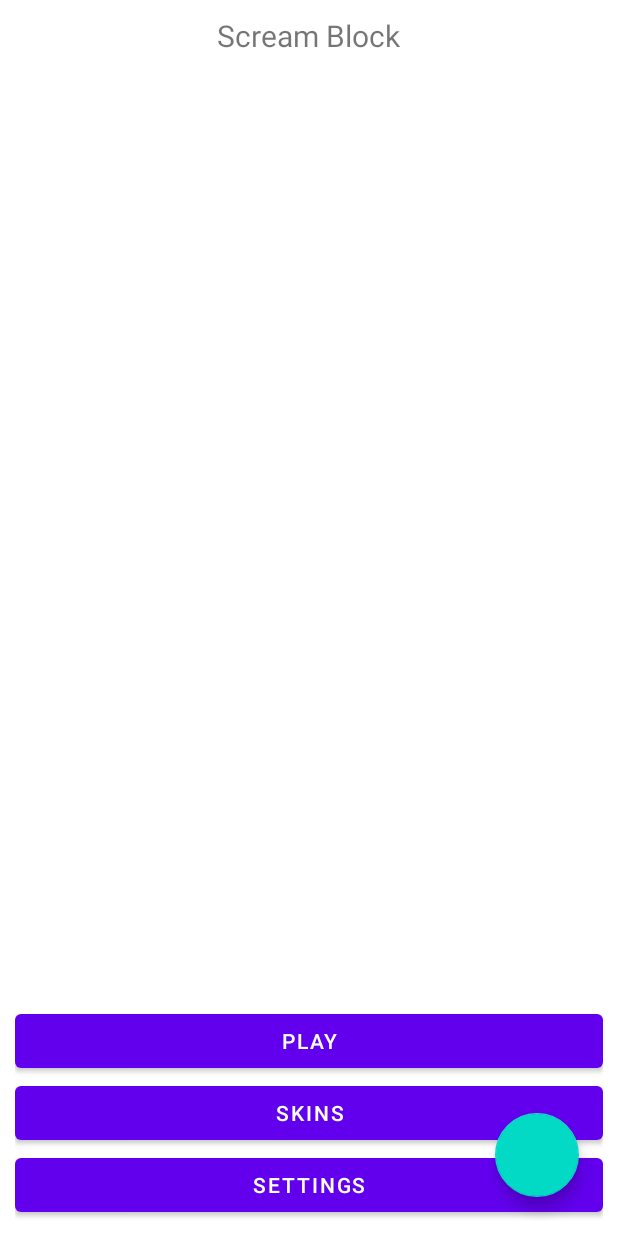
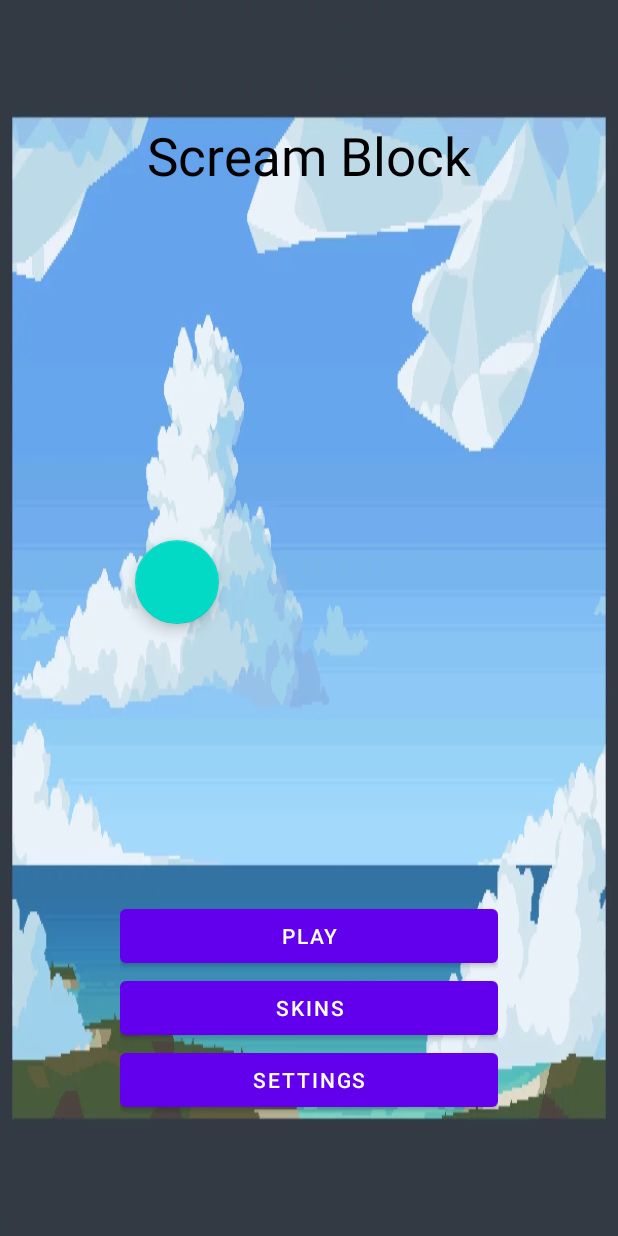
Before and after one commit to daigenburton/ec327, an Android app: the layout main.xml on its own in the app's theme, with its tools: preview values and no code run, on a phone screen of 412 x 824 dp. Run offline under Robolectric (Android 15) with nearby library versions, the phone set to English and light mode, and no system bars.

Commit message:
big changes to menu and level

```diff
--- a/app/src/main/res/layout/main.xml
+++ b/app/src/main/res/layout/main.xml
@@ -1,9 +1,9 @@
 <?xml version="1.0" encoding="utf-8"?>
-<RelativeLayout
-        xmlns:android="http://schemas.android.com/apk/res/android"
+<RelativeLayout xmlns:android="http://schemas.android.com/apk/res/android"
     android:layout_width="match_parent"
     android:layout_height="match_parent"
-        android:padding="10dp">
+    android:background="@drawable/background"
+    android:padding="80dp">
 
 
     <!-- Displays App Name -->
@@ -13,44 +13,49 @@
         android:layout_height="wrap_content"
         android:layout_centerHorizontal="true"
         android:text="@string/app_name"
-                android:textSize="20sp" />
+        android:textSize="35dp"
+        android:textColor="@color/black"/>
 
 
-<requestFocus/>
+    <requestFocus />
 
 
     <!-- Button for settings menu -->
     <Button
         android:id="@+id/settings"
-        android:text="@string/settings_button"
         android:layout_width="match_parent"
         android:layout_height="wrap_content"
-        android:layout_alignParentBottom="true"/>
+        android:layout_alignParentBottom="true"
+        android:text="@string/settings_button" />
 
     <!-- Button for menu to select sprite skin -->
     <Button
         android:id="@+id/skin"
-        android:text="@string/skins_button"
         android:layout_width="match_parent"
         android:layout_height="wrap_content"
-        android:layout_above="@+id/settings"/>
+        android:layout_above="@+id/settings"
+        android:text="@string/skins_button" />
 
     <!-- Button to play game -->
     <Button
         android:id="@+id/play"
-        android:text="@string/play_button"
         android:layout_width="match_parent"
         android:layout_height="wrap_content"
         android:layout_above="@+id/skin"
-        android:onClick="goToVoiceActivity"/>
+        android:onClick="goToVoiceActivity"
+        android:text="@string/play_button" />
 
     <!-- The FloatingActionButton to adjust the threshold of the voice -->
     <com.google.android.material.floatingactionbutton.FloatingActionButton
         android:layout_width="wrap_content"
         android:layout_height="wrap_content"
-        android:layout_alignParentBottom="true"
-        android:layout_alignParentRight="true"
-        android:layout_margin="16dp"
+        android:layout_alignParentTop="false"
+        android:layout_alignParentRight="false"
+        android:layout_marginStart="10dp"
+        android:layout_marginTop="280dp"
+        android:layout_marginEnd="16dp"
+        android:layout_marginRight="46dp"
+        android:layout_marginBottom="16dp"
         android:onClick="adjustVolumeThreshold" />
 
 </RelativeLayout>
```
Also changed, not shown: app/src/main/assets/Ocean-and-Clouds-Free-Pixel-Art-Backgrounds4-1536x1024.webp (deleted), app/src/main/res/drawable/background.jpeg (added). Lines whose indentation alone changed are shown as unchanged.
